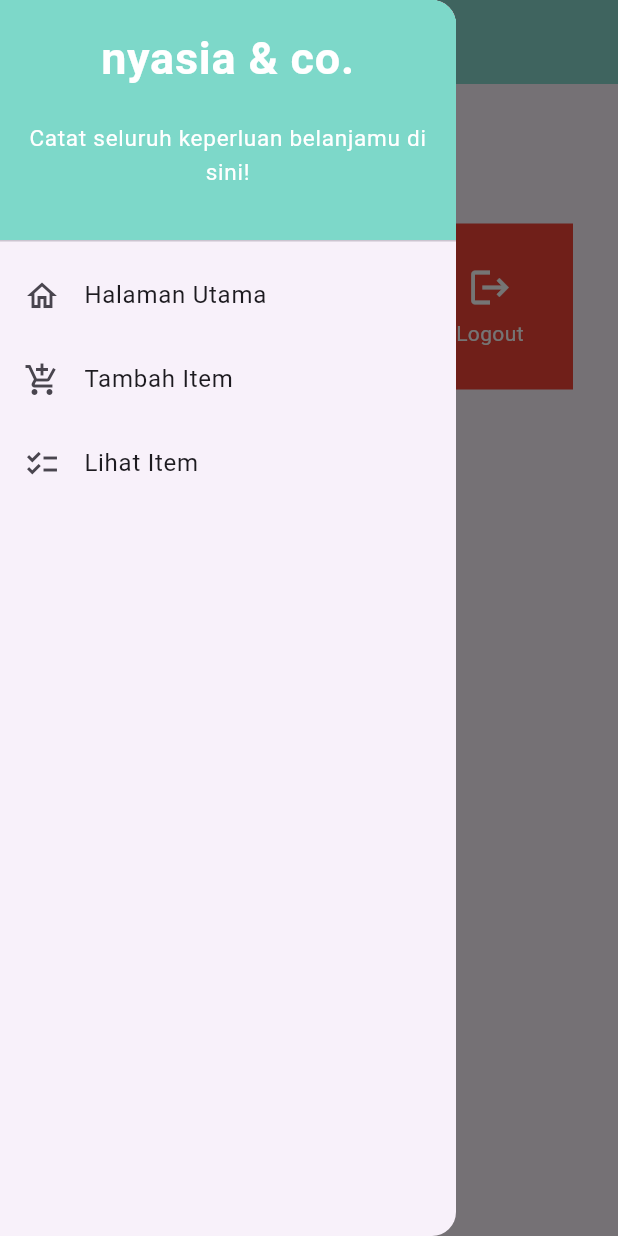
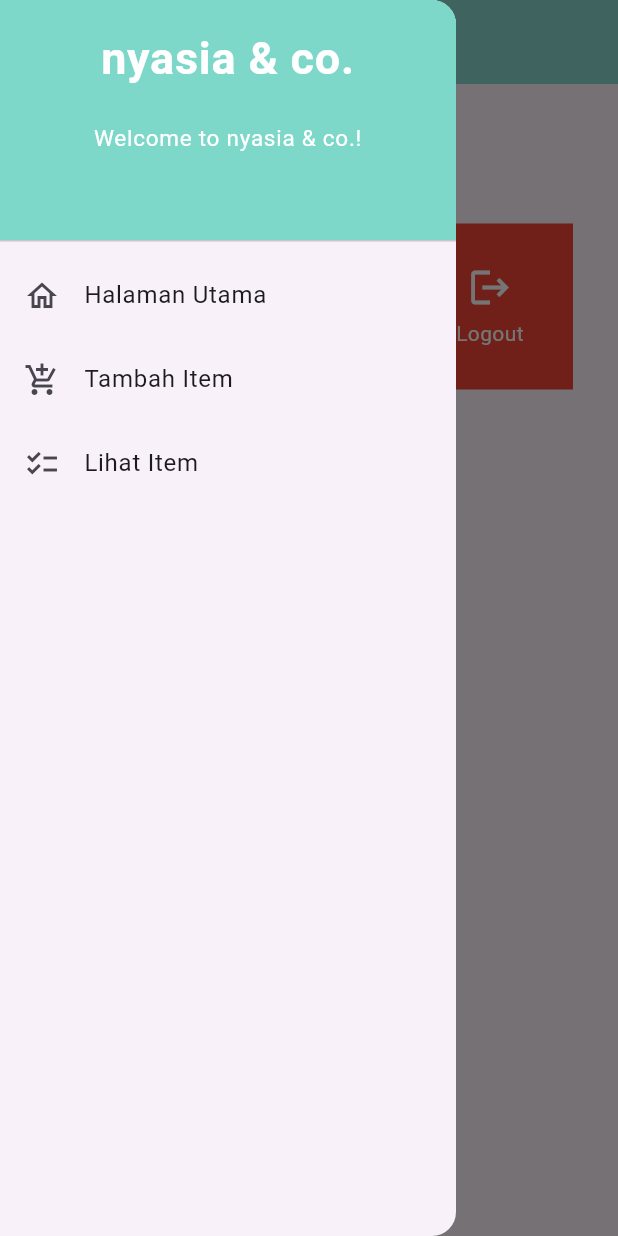
Before and after one commit to nyasiaay/nyasia_and_co_mobile, a Flutter app: the screen it shows after launch, with the side drawer open, on a phone screen of 412 x 824 dp. Run offline on Flutter 3.47's test engine with Material 2 defaults, Android fonts, the phone set to English and light mode, and no system bars.

Commit message:
Edit styles, validasi form, & README.md

```diff
--- a/lib/screens/menu.dart
+++ b/lib/screens/menu.dart
@@ -29,6 +29,7 @@ class MyHomePage extends StatelessWidget {
           style: TextStyle(color: Colors.white),
         ),
         backgroundColor: const Color.fromARGB(1000, 125, 216, 201),
+        foregroundColor: Colors.white,
       ),
       drawer: const LeftDrawer(),
       body: SingleChildScrollView(
--- a/lib/screens/shoplist_form.dart
+++ b/lib/screens/shoplist_form.dart
@@ -154,8 +154,8 @@ class _ShopFormPageState extends State<ShopFormPage> {
                             );
                           },
                         );
+                        _formKey.currentState!.reset();
                       }
-                      _formKey.currentState!.reset();
                     },
                     child: const Text(
                       "Save",
--- a/lib/widgets/left_drawer.dart
+++ b/lib/widgets/left_drawer.dart
@@ -29,7 +29,7 @@ class LeftDrawer extends StatelessWidget {
                 ),
                 Padding(padding: EdgeInsets.all(10)),
                 Text(
-                  "Catat seluruh keperluan belanjamu di sini!",
+                  "Welcome to nyasia & co.!",
                   style: TextStyle(
                     fontSize: 15, // Ukuran font 15
                     color: Colors.white, // Warna teks putih
```
Also changed, not shown: 1 other file.
